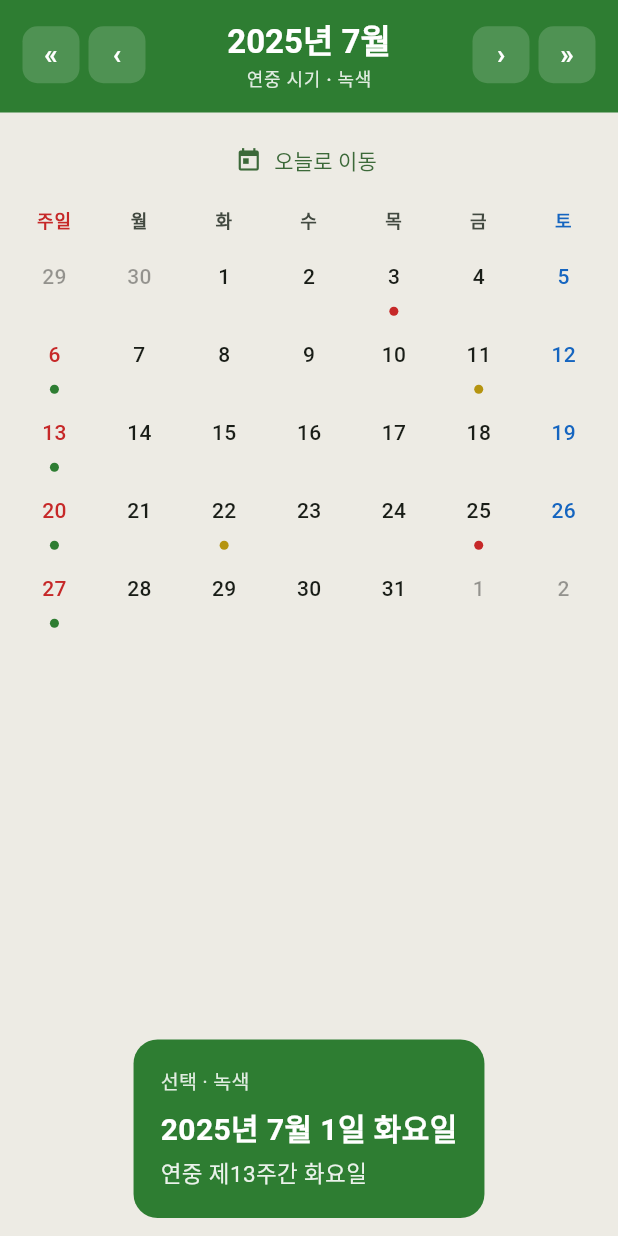
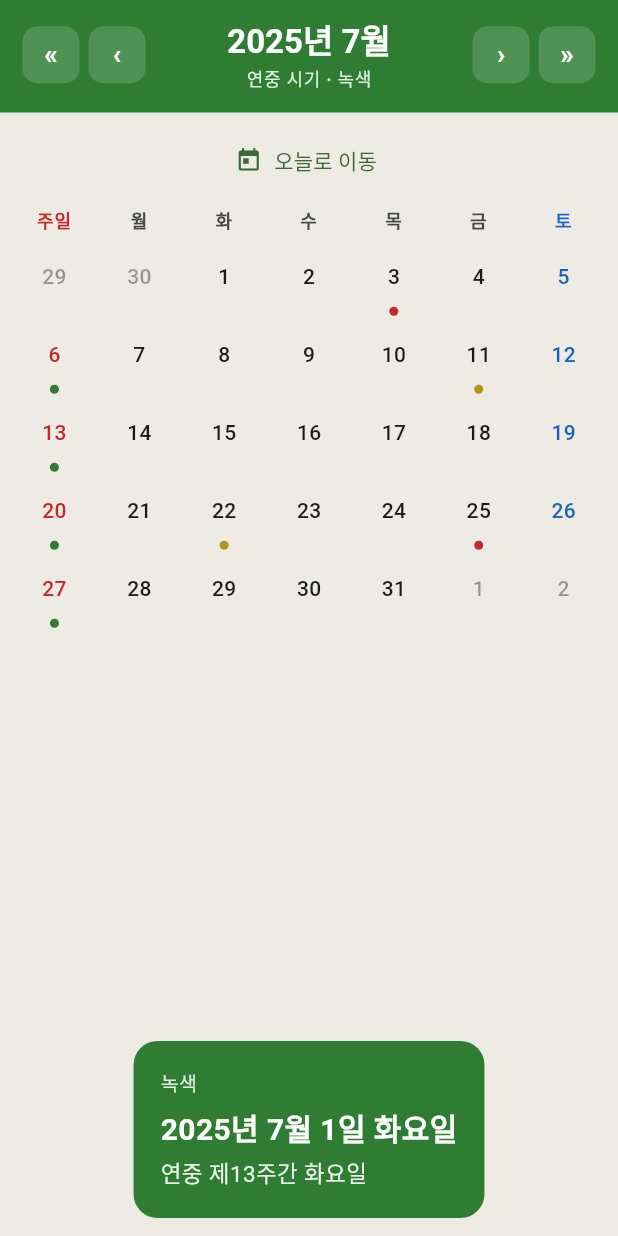
Before and after one commit to iOS-Kiwon/Korea-catholic-calendar, a Flutter app: the screen it shows after launch, after a tap on an icon or button, on a phone screen of 412 x 824 dp. Run offline on Flutter 3.47's test engine with Material 3 defaults, Android fonts, the phone set to English and light mode, and no system bars; our stand-ins replace flutter_riverpod, go_router, google_mobile_ads; missing offline and left inert: app_tracking_transparency; network calls fail; statements that could not run were skipped.

Commit message:
refactor(ui): drop 오늘/선택 label from bottom summary card
혼란을 주던 "오늘/선택" 라벨 제거. 요약 카드 상단은 전례색 이름만 표시(카드 배경색
+ 색 이름). 미사용 isToday 파라미터/계산 제거.

Verified: analyze clean, 4 tests pass.

Co-Authored-By: Claude Opus 4.8 (1M context) <noreply@anthropic.com>

```diff
--- a/lib/features/calendar/presentation/pages/calendar_page.dart
+++ b/lib/features/calendar/presentation/pages/calendar_page.dart
@@ -179,10 +179,6 @@ class _CalendarPageState extends ConsumerState<CalendarPage> {
   // --- narrow layout: header + compact grid + bottom summary card ---
   Widget _narrow(CalendarService s) {
     final focus = _focusDate;
-    final isToday =
-        _inMonth(DateTime.now()) &&
-        DateTime.now().day == focus.day &&
-        _selected == null;
     return Column(
       children: [
         _header(s, compact: true),
@@ -203,7 +199,6 @@ class _CalendarPageState extends ConsumerState<CalendarPage> {
           padding: const EdgeInsets.fromLTRB(12, 4, 12, 12),
           child: DaySummaryCard(
             day: s.day(focus),
-            isToday: isToday,
             onTap: () => _openDetailSheet(s, focus),
           ),
         ),
--- a/lib/features/calendar/presentation/widgets/day_summary_card.dart
+++ b/lib/features/calendar/presentation/widgets/day_summary_card.dart
@@ -8,15 +8,9 @@ const _weekdayFull = ['일', '월', '화', '수', '목', '금', '토'];
 /// Compact liturgical-color summary card shown under the phone calendar.
 /// Tapping it opens the full detail (a bottom sheet).
 class DaySummaryCard extends StatelessWidget {
-  const DaySummaryCard({
-    super.key,
-    required this.day,
-    required this.isToday,
-    required this.onTap,
-  });
+  const DaySummaryCard({super.key, required this.day, required this.onTap});
 
   final LiturgicalDay day;
-  final bool isToday;
   final VoidCallback onTap;
 
   @override
@@ -39,7 +33,7 @@ class DaySummaryCard extends StatelessWidget {
             mainAxisSize: MainAxisSize.min,
             children: [
               Text(
-                '${isToday ? '오늘' : '선택'} · ${LiturgicalColors.label(day.color)}',
+                LiturgicalColors.label(day.color),
                 style: TextStyle(
                   color: on.withValues(alpha: 0.85),
                   fontSize: 13,
```
